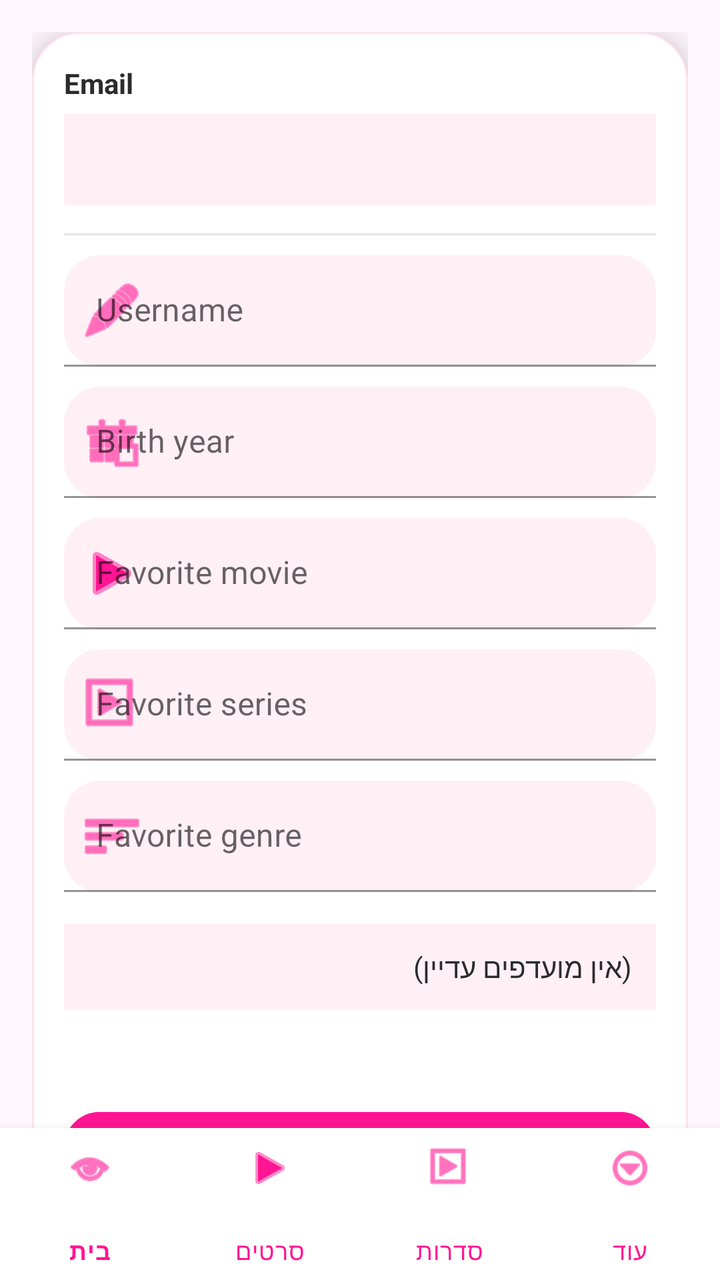
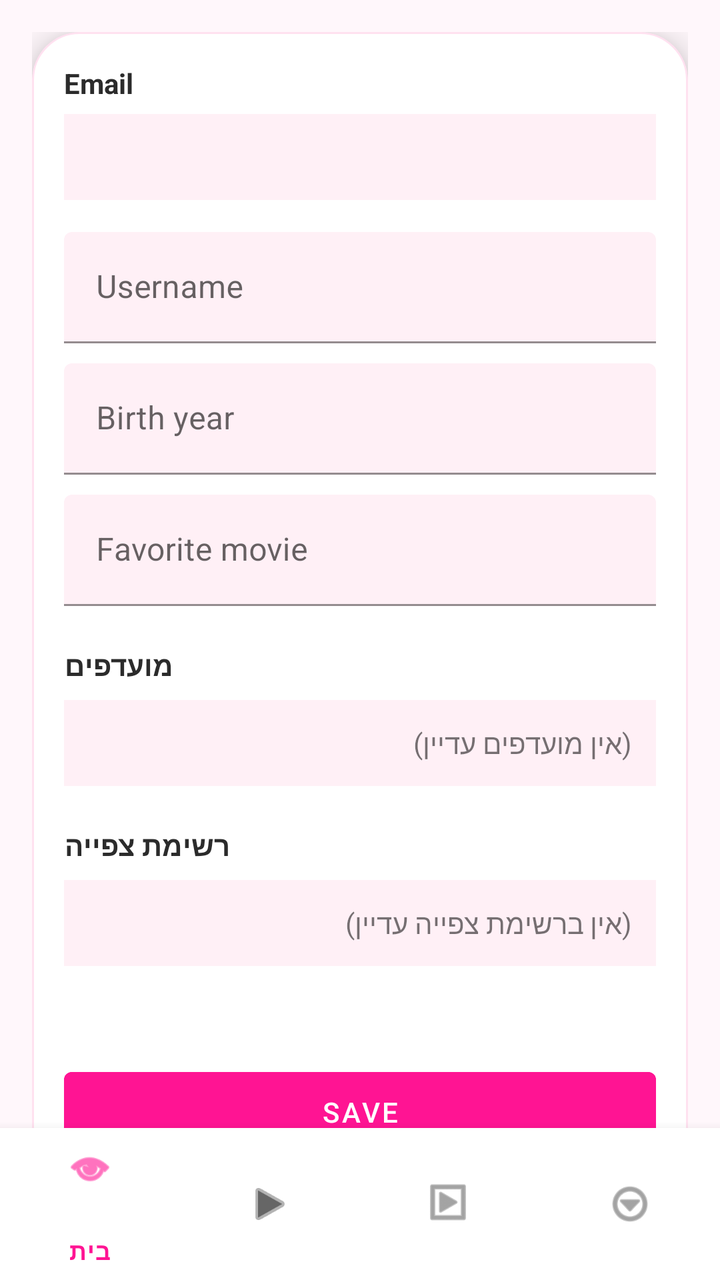

Two renders of the same Android screen: before a commit and after it. Below are the layout's source before the change and the commit's diff.
<!-- AndroidManifest.xml: application theme Base.Theme.FinalProject -->
<!-- res/layout/activity_user_page.xml -->
<?xml version="1.0" encoding="utf-8"?>
<androidx.constraintlayout.widget.ConstraintLayout
    xmlns:android="http://schemas.android.com/apk/res/android"
    xmlns:app="http://schemas.android.com/apk/res-auto"
    android:layout_width="match_parent"
    android:layout_height="match_parent"
    android:background="#FFF7FB">

    
    <androidx.core.widget.NestedScrollView
        android:id="@+id/scrollUser"
        android:layout_width="0dp"
        android:layout_height="0dp"
        android:fillViewport="true"
        app:layout_constraintTop_toTopOf="parent"
        app:layout_constraintBottom_toTopOf="@id/bottomNav"
        app:layout_constraintStart_toStartOf="parent"
        app:layout_constraintEnd_toEndOf="parent">

        <androidx.constraintlayout.widget.ConstraintLayout
            android:layout_width="match_parent"
            android:layout_height="wrap_content"
            android:padding="16dp">

            
            <com.google.android.material.card.MaterialCardView
                android:id="@+id/cardUser"
                android:layout_width="0dp"
                android:layout_height="wrap_content"
                app:cardCornerRadius="24dp"
                app:cardElevation="10dp"
                app:strokeWidth="1dp"
                app:strokeColor="#33FF69B4"
                app:layout_constraintTop_toTopOf="parent"
                app:layout_constraintStart_toStartOf="parent"
                app:layout_constraintEnd_toEndOf="parent">

                <LinearLayout
                    android:layout_width="match_parent"
                    android:layout_height="wrap_content"
                    android:orientation="vertical"
                    android:padding="16dp">

                    
                    <TextView
                        android:layout_width="wrap_content"
                        android:layout_height="wrap_content"
                        android:text="Email"
                        android:textStyle="bold"
                        android:textColor="#2B2B2B"
                        android:textSize="14sp" />

                    <TextView
                        android:id="@+id/tvEmail"
                        android:layout_width="match_parent"
                        android:layout_height="wrap_content"
                        android:textColor="#2B2B2B"
                        android:textSize="16sp"
                        android:padding="12dp"
                        android:layout_marginTop="6dp"
                        android:background="#FFF0F6" />

                    <View
                        android:layout_width="match_parent"
                        android:layout_height="1dp"
                        android:layout_marginTop="14dp"
                        android:layout_marginBottom="10dp"
                        android:background="#1A000000" />

                    
                    <com.google.android.material.textfield.TextInputLayout
                        android:layout_width="match_parent"
                        android:layout_height="wrap_content"
                        android:hint="Username"
                        app:boxBackgroundMode="filled"
                        app:boxBackgroundColor="#FFF0F6"
                        app:boxCornerRadiusTopStart="18dp"
                        app:boxCornerRadiusTopEnd="18dp"
                        app:boxCornerRadiusBottomStart="18dp"
                        app:boxCornerRadiusBottomEnd="18dp"
                        app:startIconDrawable="@android:drawable/ic_menu_edit"
                        app:startIconTint="#FF1493">

                        <com.google.android.material.textfield.TextInputEditText
                            android:id="@+id/etUsername"
                            android:layout_width="match_parent"
                            android:layout_height="wrap_content"
                            android:textColor="#2B2B2B"/>
                    </com.google.android.material.textfield.TextInputLayout>

                    
                    <com.google.android.material.textfield.TextInputLayout
                        android:layout_width="match_parent"
                        android:layout_height="wrap_content"
                        android:layout_marginTop="10dp"
                        android:hint="Birth year"
                        app:boxBackgroundMode="filled"
                        app:boxBackgroundColor="#FFF0F6"
                        app:boxCornerRadiusTopStart="18dp"
                        app:boxCornerRadiusTopEnd="18dp"
                        app:boxCornerRadiusBottomStart="18dp"
                        app:boxCornerRadiusBottomEnd="18dp"
                        app:startIconDrawable="@android:drawable/ic_menu_today"
                        app:startIconTint="#FF1493">

                        <com.google.android.material.textfield.TextInputEditText
                            android:id="@+id/etBirthYear"
                            android:layout_width="match_parent"
                            android:layout_height="wrap_content"
                            android:inputType="number"
                            android:textColor="#2B2B2B"/>
                    </com.google.android.material.textfield.TextInputLayout>

                    
                    <com.google.android.material.textfield.TextInputLayout
                        android:layout_width="match_parent"
                        android:layout_height="wrap_content"
                        android:layout_marginTop="10dp"
                        android:hint="Favorite movie"
                        app:boxBackgroundMode="filled"
                        app:boxBackgroundColor="#FFF0F6"
                        app:boxCornerRadiusTopStart="18dp"
                        app:boxCornerRadiusTopEnd="18dp"
                        app:boxCornerRadiusBottomStart="18dp"
                        app:boxCornerRadiusBottomEnd="18dp"
                        app:startIconDrawable="@android:drawable/ic_media_play"
                        app:startIconTint="#FF1493">

                        <com.google.android.material.textfield.TextInputEditText
                            android:id="@+id/etMovie"
                            android:layout_width="match_parent"
                            android:layout_height="wrap_content"
                            android:textColor="#2B2B2B"/>
                    </com.google.android.material.textfield.TextInputLayout>

                    
                    <com.google.android.material.textfield.TextInputLayout
                        android:layout_width="match_parent"
                        android:layout_height="wrap_content"
                        android:layout_marginTop="10dp"
                        android:hint="Favorite series"
                        app:boxBackgroundMode="filled"
                        app:boxBackgroundColor="#FFF0F6"
                        app:boxCornerRadiusTopStart="18dp"
                        app:boxCornerRadiusTopEnd="18dp"
                        app:boxCornerRadiusBottomStart="18dp"
                        app:boxCornerRadiusBottomEnd="18dp"
                        app:startIconDrawable="@android:drawable/ic_menu_slideshow"
                        app:startIconTint="#FF1493">

                        <com.google.android.material.textfield.TextInputEditText
                            android:id="@+id/etSeries"
                            android:layout_width="match_parent"
                            android:layout_height="wrap_content"
                            android:textColor="#2B2B2B"/>
                    </com.google.android.material.textfield.TextInputLayout>

                    
                    <com.google.android.material.textfield.TextInputLayout
                        android:layout_width="match_parent"
                        android:layout_height="wrap_content"
                        android:layout_marginTop="10dp"
                        android:hint="Favorite genre"
                        app:boxBackgroundMode="filled"
                        app:boxBackgroundColor="#FFF0F6"
                        app:boxCornerRadiusTopStart="18dp"
                        app:boxCornerRadiusTopEnd="18dp"
                        app:boxCornerRadiusBottomStart="18dp"
                        app:boxCornerRadiusBottomEnd="18dp"
                        app:startIconDrawable="@android:drawable/ic_menu_sort_by_size"
                        app:startIconTint="#FF1493">

                        <com.google.android.material.textfield.TextInputEditText
                            android:id="@+id/etGenre"
                            android:layout_width="match_parent"
                            android:layout_height="wrap_content"
                            android:textColor="#2B2B2B"/>
                    </com.google.android.material.textfield.TextInputLayout>

                    
                    <TextView
                        android:id="@+id/tvFavorites"
                        android:layout_width="match_parent"
                        android:layout_height="wrap_content"
                        android:text="(אין מועדפים עדיין)"
                        android:textColor="#2B2B2B"
                        android:background="#FFF0F6"
                        android:padding="12dp"
                        android:layout_marginTop="16dp" />

                    
                    <TextView
                        android:id="@+id/tvMsgUser"
                        android:layout_width="match_parent"
                        android:layout_height="wrap_content"
                        android:textColor="#D7263D"
                        android:layout_marginTop="12dp" />

                    
                    <com.google.android.material.button.MaterialButton
                        android:id="@+id/btnSaveUser"
                        android:layout_width="match_parent"
                        android:layout_height="52dp"
                        android:text="Save"
                        android:textAllCaps="false"
                        android:textStyle="bold"
                        android:textColor="@android:color/white"
                        android:backgroundTint="#FF1493"
                        app:cornerRadius="18dp"
                        android:layout_marginTop="14dp"/>

                </LinearLayout>
            </com.google.android.material.card.MaterialCardView>

        </androidx.constraintlayout.widget.ConstraintLayout>

    </androidx.core.widget.NestedScrollView>

    
    <com.google.android.material.bottomnavigation.BottomNavigationView
        android:id="@+id/bottomNav"
        android:layout_width="0dp"
        android:layout_height="76dp"
        android:background="#FFFFFF"
        app:menu="@menu/bottom_nav_menu"
        app:labelVisibilityMode="labeled"
        app:itemIconTint="#FF1493"
        app:itemTextColor="#FF1493"
        app:itemRippleColor="#33FF69B4"
        app:layout_constraintBottom_toBottomOf="parent"
        app:layout_constraintStart_toStartOf="parent"
        app:layout_constraintEnd_toEndOf="parent"/>

</androidx.constraintlayout.widget.ConstraintLayout>
<!-- resources referenced by this layout -->
<resources>
  <style name="Base.Theme.FinalProject" parent="Theme.MaterialComponents.DayNight.NoActionBar">
  
          <item name="colorPrimary">#FF1493</item>
          <item name="colorPrimaryVariant">#C51162</item>
          <item name="colorSecondary">#FF1493</item>
      </style>
</resources>

<!-- the commit's change to res/layout/activity_user_page.xml (unified diff, before → after) -->
@@ -6,7 +6,6 @@
     android:layout_height="match_parent"
     android:background="#FFF7FB">
 
-    
     <androidx.core.widget.NestedScrollView
         android:id="@+id/scrollUser"
         android:layout_width="0dp"
@@ -22,9 +21,7 @@
             android:layout_height="wrap_content"
             android:padding="16dp">
 
-            
             <com.google.android.material.card.MaterialCardView
-                android:id="@+id/cardUser"
                 android:layout_width="0dp"
                 android:layout_height="wrap_content"
                 app:cardCornerRadius="24dp"
@@ -43,49 +40,35 @@
 
                     
                     <TextView
-                        android:layout_width="wrap_content"
-                        android:layout_height="wrap_content"
                         android:text="Email"
                         android:textStyle="bold"
                         android:textColor="#2B2B2B"
-                        android:textSize="14sp" />
+                        android:textSize="14sp"
+                        android:layout_width="wrap_content"
+                        android:layout_height="wrap_content"/>
 
                     <TextView
                         android:id="@+id/tvEmail"
                         android:layout_width="match_parent"
                         android:layout_height="wrap_content"
-                        android:textColor="#2B2B2B"
-                        android:textSize="16sp"
+                        android:background="#FFF0F6"
                         android:padding="12dp"
                         android:layout_marginTop="6dp"
-                        android:background="#FFF0F6" />
-
-                    <View
-                        android:layout_width="match_parent"
-                        android:layout_height="1dp"
-                        android:layout_marginTop="14dp"
-                        android:layout_marginBottom="10dp"
-                        android:background="#1A000000" />
+                        android:textColor="#2B2B2B"/>
 
                     
                     <com.google.android.material.textfield.TextInputLayout
                         android:layout_width="match_parent"
                         android:layout_height="wrap_content"
+                        android:layout_marginTop="16dp"
                         android:hint="Username"
                         app:boxBackgroundMode="filled"
-                        app:boxBackgroundColor="#FFF0F6"
-                        app:boxCornerRadiusTopStart="18dp"
-                        app:boxCornerRadiusTopEnd="18dp"
-                        app:boxCornerRadiusBottomStart="18dp"
-                        app:boxCornerRadiusBottomEnd="18dp"
-                        app:startIconDrawable="@android:drawable/ic_menu_edit"
-                        app:startIconTint="#FF1493">
+                        app:boxBackgroundColor="#FFF0F6">
 
                         <com.google.android.material.textfield.TextInputEditText
                             android:id="@+id/etUsername"
                             android:layout_width="match_parent"
-                            android:layout_height="wrap_content"
-                            android:textColor="#2B2B2B"/>
+                            android:layout_height="wrap_content"/>
                     </com.google.android.material.textfield.TextInputLayout>
 
                     
@@ -95,20 +78,13 @@
                         android:layout_marginTop="10dp"
                         android:hint="Birth year"
                         app:boxBackgroundMode="filled"
-                        app:boxBackgroundColor="#FFF0F6"
-                        app:boxCornerRadiusTopStart="18dp"
-                        app:boxCornerRadiusTopEnd="18dp"
-                        app:boxCornerRadiusBottomStart="18dp"
-                        app:boxCornerRadiusBottomEnd="18dp"
-                        app:startIconDrawable="@android:drawable/ic_menu_today"
-                        app:startIconTint="#FF1493">
+                        app:boxBackgroundColor="#FFF0F6">
 
                         <com.google.android.material.textfield.TextInputEditText
                             android:id="@+id/etBirthYear"
                             android:layout_width="match_parent"
                             android:layout_height="wrap_content"
-                            android:inputType="number"
-                            android:textColor="#2B2B2B"/>
+                            android:inputType="number"/>
                     </com.google.android.material.textfield.TextInputLayout>
 
                     
@@ -118,83 +94,57 @@
                         android:layout_marginTop="10dp"
                         android:hint="Favorite movie"
                         app:boxBackgroundMode="filled"
-                        app:boxBackgroundColor="#FFF0F6"
-                        app:boxCornerRadiusTopStart="18dp"
-                        app:boxCornerRadiusTopEnd="18dp"
-                        app:boxCornerRadiusBottomStart="18dp"
-                        app:boxCornerRadiusBottomEnd="18dp"
-                        app:startIconDrawable="@android:drawable/ic_media_play"
-                        app:startIconTint="#FF1493">
+                        app:boxBackgroundColor="#FFF0F6">
 
                         <com.google.android.material.textfield.TextInputEditText
                             android:id="@+id/etMovie"
                             android:layout_width="match_parent"
-                            android:layout_height="wrap_content"
-                            android:textColor="#2B2B2B"/>
-                    </com.google.android.material.textfield.TextInputLayout>
-
-                    
-                    <com.google.android.material.textfield.TextInputLayout
-                        android:layout_width="match_parent"
-                        android:layout_height="wrap_content"
-                        android:layout_marginTop="10dp"
-                        android:hint="Favorite series"
-                        app:boxBackgroundMode="filled"
-                        app:boxBackgroundColor="#FFF0F6"
-                        app:boxCornerRadiusTopStart="18dp"
-                        app:boxCornerRadiusTopEnd="18dp"
-                        app:boxCornerRadiusBottomStart="18dp"
-                        app:boxCornerRadiusBottomEnd="18dp"
-                        app:startIconDrawable="@android:drawable/ic_menu_slideshow"
-                        app:startIconTint="#FF1493">
-
-                        <com.google.android.material.textfield.TextInputEditText
-                            android:id="@+id/etSeries"
-                            android:layout_width="match_parent"
-                            android:layout_height="wrap_content"
-                            android:textColor="#2B2B2B"/>
-                    </com.google.android.material.textfield.TextInputLayout>
-
-                    
-                    <com.google.android.material.textfield.TextInputLayout
-                        android:layout_width="match_parent"
-                        android:layout_height="wrap_content"
-                        android:layout_marginTop="10dp"
-                        android:hint="Favorite genre"
-                        app:boxBackgroundMode="filled"
-                        app:boxBackgroundColor="#FFF0F6"
-                        app:boxCornerRadiusTopStart="18dp"
-                        app:boxCornerRadiusTopEnd="18dp"
-                        app:boxCornerRadiusBottomStart="18dp"
-                        app:boxCornerRadiusBottomEnd="18dp"
-                        app:startIconDrawable="@android:drawable/ic_menu_sort_by_size"
-                        app:startIconTint="#FF1493">
-
-                        <com.google.android.material.textfield.TextInputEditText
-                            android:id="@+id/etGenre"
-                            android:layout_width="match_parent"
-                            android:layout_height="wrap_content"
-                            android:textColor="#2B2B2B"/>
+                            android:layout_height="wrap_content"/>
                     </com.google.android.material.textfield.TextInputLayout>
 
                     
                     <TextView
+                        android:layout_width="wrap_content"
+                        android:layout_height="wrap_content"
+                        android:text="מועדפים"
+                        android:textStyle="bold"
+                        android:layout_marginTop="20dp"
+                        android:textColor="#2B2B2B"/>
+
+                    <TextView
                         android:id="@+id/tvFavorites"
                         android:layout_width="match_parent"
                         android:layout_height="wrap_content"
-                        android:text="(אין מועדפים עדיין)"
-                        android:textColor="#2B2B2B"
                         android:background="#FFF0F6"
                         android:padding="12dp"
-                        android:layout_marginTop="16dp" />
+                        android:layout_marginTop="8dp"
+                        android:text="(אין מועדפים עדיין)"/>
+
+                    
+                    <TextView
+                        android:layout_width="wrap_content"
+                        android:layout_height="wrap_content"
+                        android:text="רשימת צפייה"
+                        android:textStyle="bold"
+                        android:layout_marginTop="20dp"
+                        android:textColor="#2B2B2B"/>
+
+                    <TextView
+                        android:id="@+id/tvWatchlist"
+                        android:layout_width="match_parent"
+                        android:layout_height="wrap_content"
+                        android:background="#FFF0F6"
+                        android:padding="12dp"
+                        android:layout_marginTop="8dp"
+                        android:text="(אין ברשימת צפייה עדיין)"/>
 
                     
                     <TextView
                         android:id="@+id/tvMsgUser"
                         android:layout_width="match_parent"
                         android:layout_height="wrap_content"
-                        android:textColor="#D7263D"
-                        android:layout_marginTop="12dp" />
+                        android:layout_marginTop="12dp"
+                        android:textColor="#D7263D"/>
 
                     
                     <com.google.android.material.button.MaterialButton
@@ -202,18 +152,15 @@
                         android:layout_width="match_parent"
                         android:layout_height="52dp"
                         android:text="Save"
-                        android:textAllCaps="false"
-                        android:textStyle="bold"
+                        android:layout_marginTop="16dp"
                         android:textColor="@android:color/white"
-                        android:backgroundTint="#FF1493"
-                        app:cornerRadius="18dp"
-                        android:layout_marginTop="14dp"/>
+                        android:backgroundTint="#FF1493"/>
 
                 </LinearLayout>
+
             </com.google.android.material.card.MaterialCardView>
 
         </androidx.constraintlayout.widget.ConstraintLayout>
-
     </androidx.core.widget.NestedScrollView>
 
     
@@ -223,10 +170,6 @@
         android:layout_height="76dp"
         android:background="#FFFFFF"
         app:menu="@menu/bottom_nav_menu"
-        app:labelVisibilityMode="labeled"
-        app:itemIconTint="#FF1493"
-        app:itemTextColor="#FF1493"
-        app:itemRippleColor="#33FF69B4"
         app:layout_constraintBottom_toBottomOf="parent"
         app:layout_constraintStart_toStartOf="parent"
         app:layout_constraintEnd_toEndOf="parent"/>
